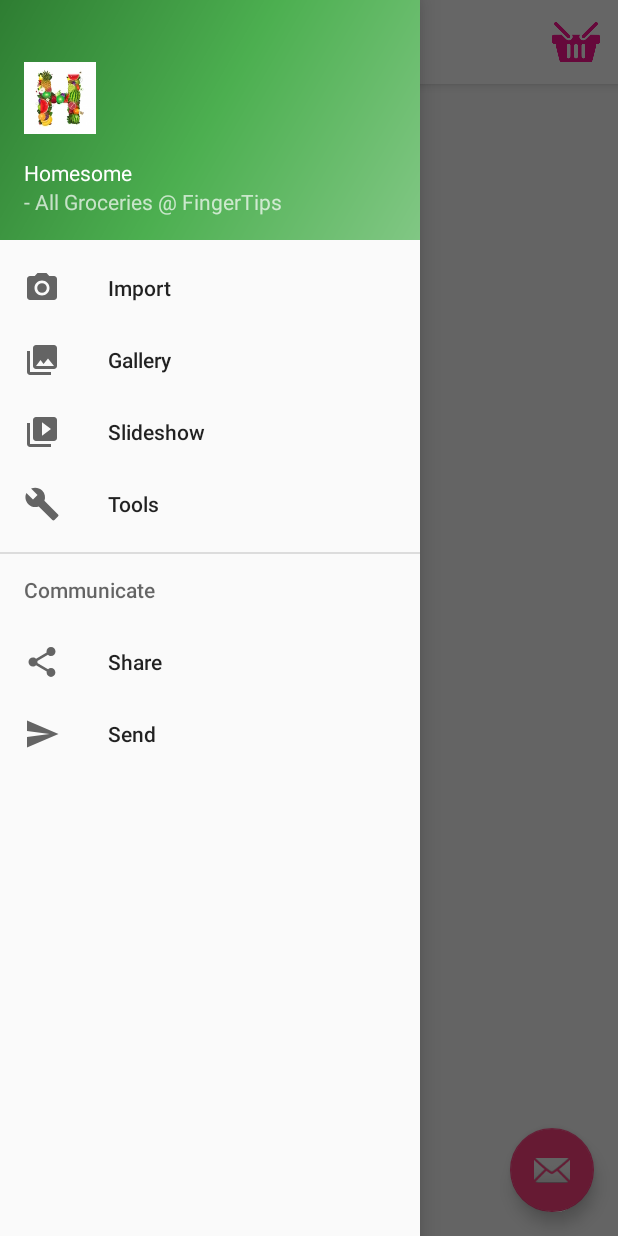
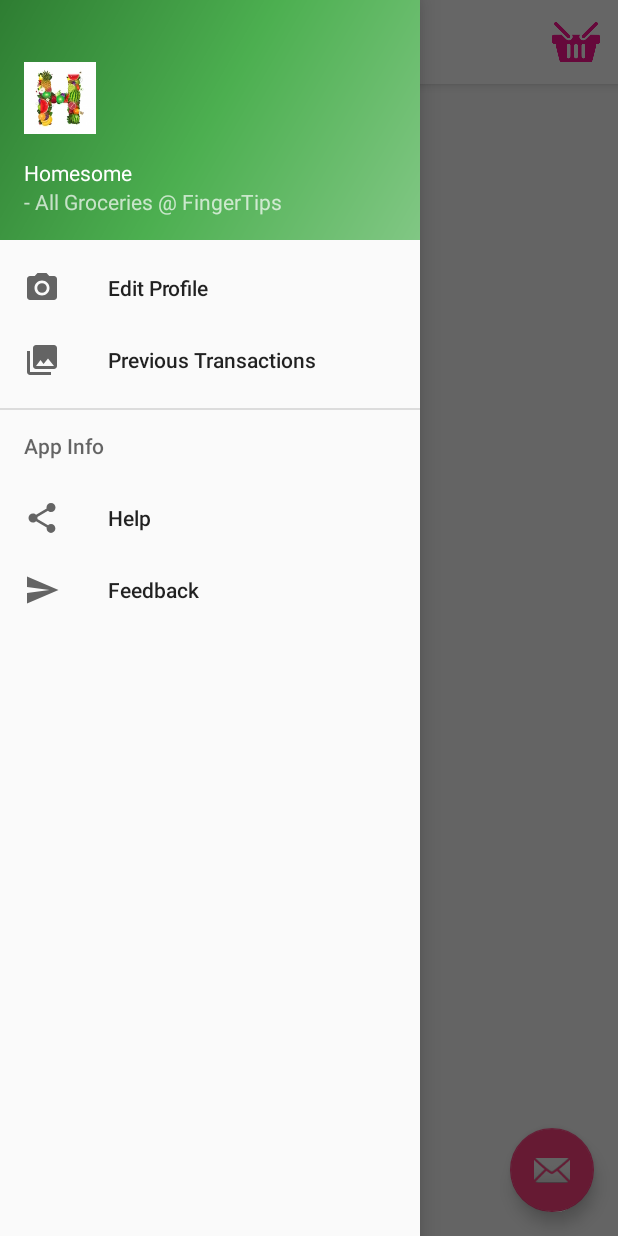
Before and after one commit to kashivivek/HomeSome, an Android app: the screen it shows after launch (HomePageActivity), with the side drawer open, on a phone screen of 412 x 824 dp. Run offline under Robolectric (Android 15) with nearby library versions, the phone set to English and light mode, and no system bars; our stand-ins replace Picasso; pictures from the network do not load.

Commit message:
updating changes

```diff
--- a/HomeSome/app/src/main/java/com/avsoftsol/app/HomePageActivity.java
+++ b/HomeSome/app/src/main/java/com/avsoftsol/app/HomePageActivity.java
@@ -2,7 +2,6 @@ package com.avsoftsol.app;
 
 import android.app.ProgressDialog;
 import android.content.Context;
-import android.content.SharedPreferences;
 import android.os.AsyncTask;
 import android.os.Bundle;
 import android.support.design.widget.FloatingActionButton;
@@ -30,62 +29,11 @@ import org.json.JSONException;
 import org.json.JSONObject;
 
 import java.util.ArrayList;
+import java.util.HashMap;
 
 public class HomePageActivity extends AppCompatActivity
         implements NavigationView.OnNavigationItemSelectedListener {
     public static Context mContext;
-    public ArrayList<String> NameList;
-    public ArrayList<String> CategoryList;
-    public ArrayList PriceList;
-    public static final String MyPREFERENCES = "MyPrefs";
-
-   /* public String android_version_names[]= {
-            "Donut",
-            "Eclair",
-            "Froyo",
-            "Gingerbread",
-            "Honeycomb",
-            "Ice Cream Sandwich",
-            "Jelly Bean",
-            "KitKat",
-            "Lollipop",
-            "Marshmallow",
-            "Donut",
-            "Eclair",
-            "Froyo",
-            "Gingerbread",
-            "Honeycomb",
-            "Ice Cream Sandwich",
-            "Jelly Bean",
-            "KitKat",
-            "Lollipop",
-            "Marshmallow"
-    };
-
-    public String android_image_urls[]= {
-            "https://s27.postimg.org/fycc1zqkz/one.jpg",
-            "https://s24.postimg.org/if12osp9x/two.jpg",
-            "https://s27.postimg.org/4n20cr4zn/three.jpg",
-            "https://s29.postimg.org/ft4tbyerr/four.jpg",
-            "https://s24.postimg.org/54nbpn13p/five.jpg",
-            "https://s27.postimg.org/fycc1zqkz/one.jpg",
-            "https://s24.postimg.org/if12osp9x/two.jpg",
-            "https://s27.postimg.org/4n20cr4zn/three.jpg",
-            "https://s29.postimg.org/ft4tbyerr/four.jpg",
-            "https://s24.postimg.org/54nbpn13p/five.jpg",
-            "https://s27.postimg.org/fycc1zqkz/one.jpg",
-            "https://s24.postimg.org/if12osp9x/two.jpg",
-            "https://s27.postimg.org/4n20cr4zn/three.jpg",
-            "https://s29.postimg.org/ft4tbyerr/four.jpg",
-            "https://s24.postimg.org/54nbpn13p/five.jpg",
-            "https://s27.postimg.org/fycc1zqkz/one.jpg",
-            "https://s24.postimg.org/if12osp9x/two.jpg",
-            "https://s27.postimg.org/4n20cr4zn/three.jpg",
-            "https://s29.postimg.org/ft4tbyerr/four.jpg",
-            "https://s24.postimg.org/54nbpn13p/five.jpg"
-
-    };*/
-
     @Override
     protected void onCreate(Bundle savedInstanceState) {
         super.onCreate(savedInstanceState);
@@ -99,11 +47,10 @@ public class HomePageActivity extends AppCompatActivity
         Toolbar toolbar = (Toolbar) findViewById(R.id.toolbar);
         setSupportActionBar(toolbar);
 
-
-        initViews(R.id.fruit_recycler_view);
-        initViews(R.id.organicfruits_recyclerview);
-        initViews(R.id.vegetables_recyclerview);
-        initViews(R.id.groceries_recyclerview);
+        initViews(R.id.fruit_recycler_view, "fruits");
+        initViews(R.id.organicfruits_recyclerview, "organicfruits");
+        initViews(R.id.vegetables_recyclerview, "vegetables");
+        initViews(R.id.groceries_recyclerview, "groceries");
 
 
         FloatingActionButton fab = (FloatingActionButton) findViewById(R.id.fab);
@@ -135,8 +82,10 @@ public class HomePageActivity extends AppCompatActivity
         super.onStart();
         AsyncTaskRunner runner = new AsyncTaskRunner();
         runner.execute("5");
-        ViewInitiatorTask viewInitiatorTask = new ViewInitiatorTask(this);
-        viewInitiatorTask.execute("5");
+        initViews(R.id.fruit_recycler_view, "fruits");
+        initViews(R.id.organicfruits_recyclerview, "organicfruits");
+        initViews(R.id.vegetables_recyclerview, "vegetables");
+        initViews(R.id.groceries_recyclerview, "groceries");
 
     }
 
@@ -150,7 +99,8 @@ public class HomePageActivity extends AppCompatActivity
         }
     }
 
-    private void initViews(int recyclerid) {
+    private void initViews(int recyclerid, String category) {
+
         RecyclerView recyclerView = (RecyclerView) findViewById(recyclerid);
         recyclerView.setHasFixedSize(true);
         //RecyclerView.LayoutManager layoutManager = new LinearLayoutManager(getApplicationContext());
@@ -160,13 +110,20 @@ public class HomePageActivity extends AppCompatActivity
 
         //recyclerView.setLayoutManager(new LinearLayoutManager(this, LinearLayoutManager.HORIZONTAL, true));
         ViewInitiatorTask viTask = new ViewInitiatorTask(this);
-        viTask.execute("5");
+       /* try {
+            viTask.execute(category).get(1000, TimeUnit.MILLISECONDS);
+        } catch (InterruptedException e) {
+            e.printStackTrace();
+        } catch (ExecutionException e) {
+            e.printStackTrace();
+        } catch (TimeoutException e) {
+            e.printStackTrace();
+        }*/
+        HashMap<String, String[]> resp = new HashMap<String, String[]>();
+        resp = viTask.execute(category);
 
-        SharedPreferences pref = getApplicationContext().getSharedPreferences(MyPREFERENCES, Context.MODE_PRIVATE);
-        String android_version_names_string = pref.getString("android_version_names_string", null);
-        String android_image_urls_string = pref.getString("android_image_urls_string", null);
-        String[] android_version_names = android_version_names_string.split("@");
-        String[] android_image_urls = android_image_urls_string.split("@");
+        String[] android_version_names = resp.get("version");
+        String[] android_image_urls = resp.get("image");
 
         ArrayList<AndroidVersion> androidVersions = ViewInitiatorTask.prepareData(android_version_names, android_image_urls);
         DataAdapter adapter = new DataAdapter(getApplicationContext(), androidVersions);
@@ -208,10 +165,6 @@ public class HomePageActivity extends AppCompatActivity
             // Handle the camera action
         } else if (id == R.id.nav_gallery) {
 
-        } else if (id == R.id.nav_slideshow) {
-
-        } else if (id == R.id.nav_manage) {
-
         } else if (id == R.id.nav_share) {
 
         } else if (id == R.id.nav_send) {
@@ -234,7 +187,7 @@ public class HomePageActivity extends AppCompatActivity
             try {
                 HttpHandler sh = new HttpHandler();
                 // Making a request to url and getting response
-                String url = "http://www.mocky.io/v2/58d827470f0000ae10dcc65b";
+                String url = "http://www.mocky.io/v2/58f1c574240000e70df69712";
                 String jsonStr = sh.makeServiceCall(url);
                 if (jsonStr != null) {
                     JSONObject jsonObj = new JSONObject(jsonStr);
@@ -246,8 +199,9 @@ public class HomePageActivity extends AppCompatActivity
                         JSONObject c = contacts.getJSONObject(i);
                         String name = c.getString("name");
                         String category = c.getString("category");
+                        String imagepath = c.getString("imagepath");
                         Integer price = c.getInt("price");
-                        db.addProducts(new Product(name, category, price));
+                        db.addProducts(new Product(name, category, imagepath, price));
                     }
                     Integer count = db.getProductsCount();
                     resp = String.valueOf(count) + " Records Inserted";
@@ -275,7 +229,7 @@ public class HomePageActivity extends AppCompatActivity
         protected void onPostExecute(String result) {
             // execution of result of Long time consuming operation
             progressDialog.dismiss();
-            Toast.makeText(HomePageActivity.getContext(), result, Toast.LENGTH_SHORT).show();
+            /*Toast.makeText(HomePageActivity.getContext(), result, Toast.LENGTH_SHORT).show();*/
 
         }
 
--- /dev/null
+++ b/HomeSome/app/src/main/java/com/avsoftsol/app/SplashActivity.java
@@ -0,0 +1,21 @@
+package com.avsoftsol.app;
+
+import android.content.Intent;
+import android.os.Bundle;
+import android.support.v7.app.AppCompatActivity;
+
+/**
+ * Created by kashivivek on 04-15-2017.
+ */
+
+public class SplashActivity extends AppCompatActivity {
+
+    @Override
+    protected void onCreate(Bundle savedInstanceState) {
+        super.onCreate(savedInstanceState);
+
+        Intent intent = new Intent(this, HomePageActivity.class);
+        startActivity(intent);
+        finish();
+    }
+}
--- a/HomeSome/app/src/main/java/com/avsoftsol/util/DatabaseHandler.java
+++ b/HomeSome/app/src/main/java/com/avsoftsol/util/DatabaseHandler.java
@@ -28,7 +28,9 @@ public class DatabaseHandler extends SQLiteOpenHelper {
     // Contacts Table Columns names
     private static final String KEY_NAME = "name";
     private static final String KEY_CATEGORY = "category";
+    private static final String KEY_IMAGEPATH = "imagepath";
     private static final String KEY_PRICE = "price";
+
 
     public DatabaseHandler(Context context) {
         super(context, DATABASE_NAME, null, DATABASE_VERSION);
@@ -38,7 +40,7 @@ public class DatabaseHandler extends SQLiteOpenHelper {
     @Override
     public void onCreate(SQLiteDatabase db) {
         String CREATE_PRODUCTS_TABLE = "CREATE TABLE " + TABLE_PRODUCTS + "("
-                + KEY_NAME + " TEXT PRIMARY KEY," + KEY_CATEGORY + " TEXT,"
+                + KEY_NAME + " TEXT PRIMARY KEY," + KEY_CATEGORY + " TEXT," + KEY_IMAGEPATH + " TEXT,"
                 + KEY_PRICE + " TEXT" + ")";
         db.execSQL(CREATE_PRODUCTS_TABLE);
     }
@@ -57,7 +59,7 @@ public class DatabaseHandler extends SQLiteOpenHelper {
         SQLiteDatabase db = this.getWritableDatabase();
         db.execSQL("DROP TABLE IF EXISTS " + TABLE_PRODUCTS);
         String CREATE_PRODUCTS_TABLE = "CREATE TABLE " + TABLE_PRODUCTS + "("
-                + KEY_NAME + " TEXT PRIMARY KEY," + KEY_CATEGORY + " TEXT,"
+                + KEY_NAME + " TEXT PRIMARY KEY," + KEY_CATEGORY + " TEXT," + KEY_IMAGEPATH + " TEXT,"
                 + KEY_PRICE + " TEXT" + ")";
         db.execSQL(CREATE_PRODUCTS_TABLE);
         db.close();
@@ -74,7 +76,9 @@ public class DatabaseHandler extends SQLiteOpenHelper {
         ContentValues values = new ContentValues();
         values.put(KEY_NAME, product.getName()); // Product Name
         values.put(KEY_CATEGORY, product.getCategory()); // Product Category
+        values.put(KEY_IMAGEPATH, product.getImagepath());// Product Imagepath
         values.put(KEY_PRICE, product.getPrice()); // Product price
+
 
         // Inserting Row
         db.insert(TABLE_PRODUCTS, null, values);
@@ -92,17 +96,17 @@ public class DatabaseHandler extends SQLiteOpenHelper {
             cursor.moveToFirst();
 
         Product product = new Product(cursor.getString(0),
-                cursor.getString(1), Integer.parseInt(cursor.getString(2)));
+                cursor.getString(1), cursor.getString(2), Integer.parseInt(cursor.getString(3)));
         // return product
         return product;
     }
 
     // Getting All Products
-    public List<Product> getAllProducts() {
+    public List<Product> getAllProducts(String category) {
         List<Product> productList = new ArrayList<Product>();
         // Select All Query
-        String selectQuery = "SELECT  * FROM " + TABLE_PRODUCTS;
-
+        String selectQuery = "SELECT  * FROM " + TABLE_PRODUCTS + " where category = '" + category + "'";
+        System.out.println("@@@@@@@@@@@Query is " + selectQuery);
         SQLiteDatabase db = this.getWritableDatabase();
         Cursor cursor = db.rawQuery(selectQuery, null);
 
@@ -112,7 +116,9 @@ public class DatabaseHandler extends SQLiteOpenHelper {
                 Product product = new Product();
                 product.setName(cursor.getString(0));
                 product.setCategory(cursor.getString(1));
-                product.setPrice(Integer.parseInt(cursor.getString(2)));
+                System.out.println("between jambri, name is " + cursor.getString(0));
+                product.setImagepath(cursor.getString(2));
+                product.setPrice(Integer.parseInt(cursor.getString(3)));
                 // Adding product to list
                 productList.add(product);
             } while (cursor.moveToNext());
--- a/HomeSome/app/src/main/java/com/avsoftsol/util/Product.java
+++ b/HomeSome/app/src/main/java/com/avsoftsol/util/Product.java
@@ -11,16 +11,27 @@ public class Product {
     String _name;
     String _category;
 
+    public String getImagepath() {
+        return _imagepath;
+    }
+
+    public void setImagepath(String _imagepath) {
+        this._imagepath = _imagepath;
+    }
+
+    String _imagepath;
+
     // Empty constructor
     public Product() {
 
     }
 
     // constructor
-    public Product(String _name, String _category, int _price) {
+    public Product(String _name, String _category, String _imagepath, int _price) {
         this._price = _price;
         this._name = _name;
         this._category = _category;
+        this._imagepath = _imagepath;
     }
 
     // constructor
--- a/HomeSome/app/src/main/java/com/avsoftsol/util/ViewInitiatorTask.java
+++ b/HomeSome/app/src/main/java/com/avsoftsol/util/ViewInitiatorTask.java
@@ -3,21 +3,22 @@ package com.avsoftsol.util;
 import android.app.ProgressDialog;
 import android.content.Context;
 import android.content.SharedPreferences;
-import android.os.AsyncTask;
 import android.widget.Toast;
 
 import com.avsoftsol.app.AndroidVersion;
 
 import java.util.ArrayList;
+import java.util.HashMap;
 import java.util.List;
 
 /**
  * Created by kashivivek on 03-26-2017.
  */
-public class ViewInitiatorTask extends AsyncTask<String, String, String> {
+public class ViewInitiatorTask {
     private Context mContext;
     public ArrayList<String> NameList;
     public ArrayList<String> CategoryList;
+    public ArrayList<String> ImagePathList;
     public ArrayList PriceList;
     public static String[] android_version_names, android_image_urls;
 
@@ -25,40 +26,35 @@ public class ViewInitiatorTask extends AsyncTask<String, String, String> {
         mContext = context;
     }
 
-    private String resp;
+
     public static final String MyPREFERENCES = "MyPrefs";
     ProgressDialog progressDialog;
     DatabaseHandler db;
     SharedPreferences pref;
     SharedPreferences.Editor editor;
 
-    @Override
-    public String doInBackground(String... params) {
-        pref = mContext.getSharedPreferences(MyPREFERENCES, Context.MODE_PRIVATE);
-        editor = pref.edit();
+
+    public HashMap<String, String[]> execute(String params) {
+        //onPreExecute();
+        HashMap<String, String[]> resp = new HashMap<String, String[]>();
+        String category = params;
         db = new DatabaseHandler(mContext);
         NameList = new ArrayList();
         CategoryList = new ArrayList();
+        ImagePathList = new ArrayList();
         PriceList = new ArrayList();
 
-        List<Product> products = db.getAllProducts();
+        List<Product> products = db.getAllProducts(category);
         for (Product p : products) {
             NameList.add(p.getName());
             CategoryList.add(p.getCategory());
+            ImagePathList.add(p.getImagepath());
             PriceList.add(p.getPrice());
         }
         android_version_names = NameList.toArray(new String[NameList.size()]);
-        android_image_urls = CategoryList.toArray(new String[CategoryList.size()]);
-        StringBuilder android_version_names_string = new StringBuilder();
-        StringBuilder android_image_urls_string = new StringBuilder();
-        for (int i = 0; i < android_image_urls.length; i++) {
-            android_image_urls_string.append(android_image_urls[i]).append("@");
-            android_version_names_string.append(android_version_names[i]).append("@");
-        }
-        resp = String.valueOf(android_version_names[1]) + " record retrieved";
-        editor.putString("android_version_names_string", android_version_names_string.toString());
-        editor.putString("android_image_urls_string", android_image_urls_string.toString());
-        editor.commit();
+        android_image_urls = ImagePathList.toArray(new String[ImagePathList.size()]);
+        resp.put("version", android_version_names);
+        resp.put("image", android_image_urls);
         return resp;
     }
 
@@ -74,7 +70,7 @@ public class ViewInitiatorTask extends AsyncTask<String, String, String> {
         return android_version;
     }
 
-    @Override
+
     protected void onPostExecute(String result) {
         // execution of result of Long time consuming operation
         progressDialog.dismiss();
@@ -83,15 +79,8 @@ public class ViewInitiatorTask extends AsyncTask<String, String, String> {
     }
 
 
-    @Override
     protected void onPreExecute() {
         progressDialog = ProgressDialog.show(mContext, "", "Refreshing the products list");
     }
 
-
-    @Override
-    protected void onProgressUpdate(String... text) {
-
-
-    }
 }
--- a/HomeSome/app/src/main/res/layout/activity_home_page.xml
+++ b/HomeSome/app/src/main/res/layout/activity_home_page.xml
@@ -22,4 +22,5 @@
         app:headerLayout="@layout/nav_header_home_page"
         app:menu="@menu/activity_home_page_drawer" />
 
+
 </android.support.v4.widget.DrawerLayout>
--- /dev/null
+++ b/HomeSome/app/src/main/res/layout/activity_splash.xml
@@ -0,0 +1,15 @@
+<?xml version="1.0" encoding="utf-8"?>
+<layer-list xmlns:android="http://schemas.android.com/apk/res/android"
+    android:layout_height="match_parent"
+    android:layout_width="match_parent">
+
+    <item android:drawable="@color/gray" />
+
+    <item>
+
+        <bitmap
+            android:gravity="center"
+            android:src="@drawable/appsplash" />
+    </item>
+
+</layer-list>
--- a/HomeSome/app/src/main/res/layout/content_home_page.xml
+++ b/HomeSome/app/src/main/res/layout/content_home_page.xml
@@ -6,11 +6,9 @@
     <ScrollView
         android:layout_width="fill_parent"
         android:layout_height="fill_parent">
-
         <RelativeLayout xmlns:android="http://schemas.android.com/apk/res/android"
             android:layout_width="match_parent"
             android:layout_height="match_parent">
-
             <TextView
                 android:id="@+id/fruit_text_recyclerview"
                 android:layout_width="wrap_content"
--- a/HomeSome/app/src/main/res/menu/activity_home_page_drawer.xml
+++ b/HomeSome/app/src/main/res/menu/activity_home_page_drawer.xml
@@ -5,31 +5,23 @@
         <item
             android:id="@+id/nav_camera"
             android:icon="@drawable/ic_menu_camera"
-            android:title="Import" />
+            android:title="Edit Profile" />
         <item
             android:id="@+id/nav_gallery"
             android:icon="@drawable/ic_menu_gallery"
-            android:title="Gallery" />
-        <item
-            android:id="@+id/nav_slideshow"
-            android:icon="@drawable/ic_menu_slideshow"
-            android:title="Slideshow" />
-        <item
-            android:id="@+id/nav_manage"
-            android:icon="@drawable/ic_menu_manage"
-            android:title="Tools" />
+            android:title="Previous Transactions" />
     </group>
 
-    <item android:title="Communicate">
+    <item android:title="App Info">
         <menu>
             <item
                 android:id="@+id/nav_share"
                 android:icon="@drawable/ic_menu_share"
-                android:title="Share" />
+                android:title="Help" />
             <item
                 android:id="@+id/nav_send"
                 android:icon="@drawable/ic_menu_send"
-                android:title="Send" />
+                android:title="Feedback" />
         </menu>
     </item>
 
--- a/HomeSome/app/src/main/res/values/colors.xml
+++ b/HomeSome/app/src/main/res/values/colors.xml
@@ -6,4 +6,5 @@
     <color name="colorPrimaryDark">#303F9F</color>
     <color name="colorAccent">#FF4081</color>
     <color name="categoryColor">#edecf2</color>
+    <color name="gray">#ffffff</color>
 </resources>
--- a/HomeSome/app/src/main/res/values/strings.xml
+++ b/HomeSome/app/src/main/res/values/strings.xml
@@ -15,4 +15,5 @@
     <string name="Category_OrganicFruits">Organic Fruits</string>
     <string name="Category_Vegetables">Vegetables</string>
     <string name="Category_Groceries">Groceries</string>
+    <string name="search_title">Search</string>
 </resources>
--- a/HomeSome/app/src/main/res/values/styles.xml
+++ b/HomeSome/app/src/main/res/values/styles.xml
@@ -25,4 +25,8 @@
 
     <style name="AppTheme.PopupOverlay" parent="ThemeOverlay.AppCompat.Light" />
 
+    <style name="SplashTheme" parent="Theme.AppCompat.NoActionBar">
+        <item name="android:windowBackground">@drawable/appsplash</item>
+    </style>
+
 </resources>
```
Also changed, not shown: HomeSome/app/src/main/AndroidManifest.xml (+13 -3 lines), HomeSome/app/src/main/res/drawable/appsplash.jpg (added), HomeSome/app/src/main/res/drawable/search_icon.png (added).
